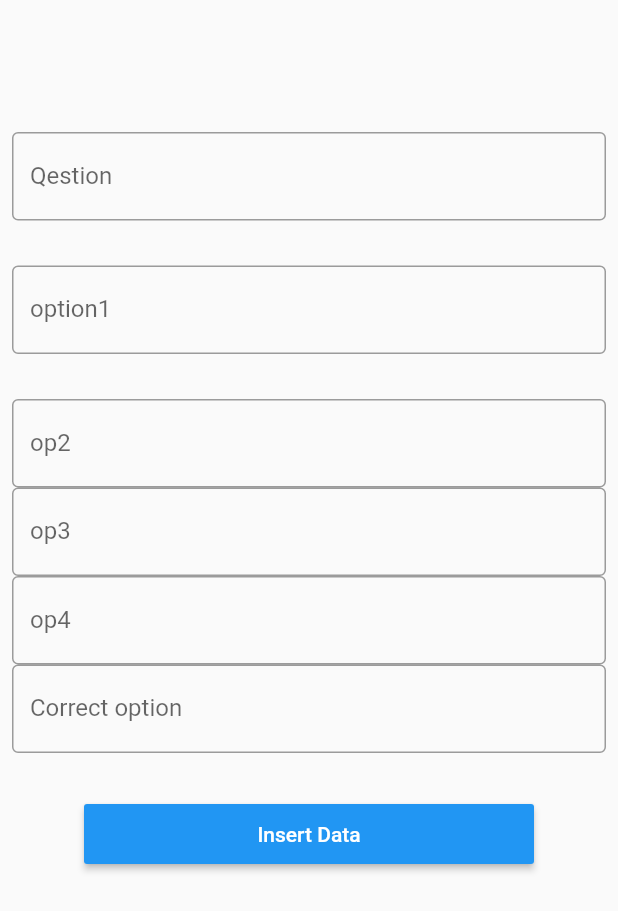
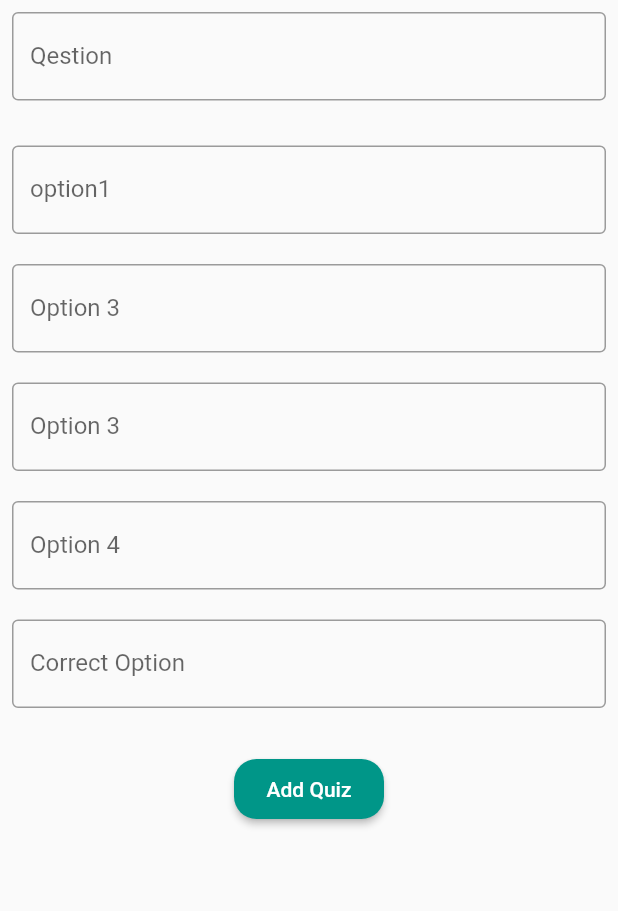
Before and after one commit to Pradeep-Dhakal/quiz-admin, a Flutter app: the AddQuizz screen opened directly, on a phone screen of 412 x 824 dp. Shown: the top 911 px of the screen. Run offline on Flutter 3.47's test engine with Material 2 defaults, Android fonts, the light colour scheme and no system bars; our stand-ins replace cloud_firestore, firebase_auth, firebase_core; accounts and stored records are empty.

Commit message:
upto date

```diff
--- a/lib/main.dart
+++ b/lib/main.dart
@@ -1,7 +1,8 @@
+// ignore_for_file: prefer_const_constructors_in_immutables, library_private_types_in_public_api, prefer_final_fields, sort_child_properties_last
+
 import 'package:firebase_auth/firebase_auth.dart';
 import 'package:firebase_core/firebase_core.dart';
 import 'package:flutter/material.dart';
-import 'package:quizadminpanel/screens/user/dashboard.dart';
 import 'package:quizadminpanel/screens/user/user_main.dart';
 import 'screens/login.dart';
 
@@ -21,7 +22,7 @@ class MyApp extends StatelessWidget {
         builder: (context, snapshot) {
           // Check for Errors
           if (snapshot.hasError) {
-            print("Something Went Wrong");
+            // print("Something Went Wrong");
           }
           if (snapshot.connectionState == ConnectionState.waiting) {
             return Center(child: CircularProgressIndicator());
--- a/lib/screens/forgot_password.dart
+++ b/lib/screens/forgot_password.dart
@@ -1,3 +1,5 @@
+// ignore_for_file: prefer_const_constructors_in_immutables, library_private_types_in_public_api, prefer_final_fields, sort_child_properties_last
+
 import 'package:firebase_auth/firebase_auth.dart';
 import 'package:flutter/material.dart';
 
--- a/lib/screens/login.dart
+++ b/lib/screens/login.dart
@@ -1,3 +1,5 @@
+// ignore_for_file: prefer_const_constructors_in_immutables, library_private_types_in_public_api, prefer_final_fields, sort_child_properties_last
+
 import 'package:firebase_auth/firebase_auth.dart';
 import 'package:flutter/material.dart';
 
--- a/lib/screens/signup.dart
+++ b/lib/screens/signup.dart
@@ -1,3 +1,5 @@
+// ignore_for_file: prefer_const_constructors_in_immutables, library_private_types_in_public_api, prefer_final_fields, sort_child_properties_last
+
 import 'package:firebase_auth/firebase_auth.dart';
 import 'package:flutter/material.dart';
 
--- a/lib/screens/user/add_quizz.dart
+++ b/lib/screens/user/add_quizz.dart
@@ -1,3 +1,5 @@
+// ignore_for_file: prefer_const_constructors_in_immutables, library_private_types_in_public_api, prefer_final_fields, sort_child_properties_last
+
 import 'package:cloud_firestore/cloud_firestore.dart';
 import 'package:flutter/material.dart';
 
@@ -16,18 +18,8 @@ class AddQuizzState extends State<AddQuizz> {
   var option4Controller = TextEditingController();
   var correctAnswewrController = TextEditingController();
   var qanswers = [];
-
-  // qoptions.insert(0,option1Controller.text);
-
-  // late DatabaseReference dbref;
   final CollectionReference quizqa =
       FirebaseFirestore.instance.collection('questions');
-
-  // @override
-  // void initState() {
-  //   super.initState();
-  //   dbref = FirebaseDatabase.instance.ref().child('questions');
-  // }
 
   @override
   Widget build(BuildContext context) {
@@ -38,12 +30,6 @@ class AddQuizzState extends State<AddQuizz> {
           padding: EdgeInsets.all(8.0),
           child: Column(
             children: [
-              const SizedBox(
-                height: 50,
-              ),
-              const SizedBox(
-                height: 30,
-              ),
               TextField(
                 controller: questionController,
                 keyboardType: TextInputType.text,
@@ -66,42 +52,51 @@ class AddQuizzState extends State<AddQuizz> {
                 ),
               ),
               const SizedBox(
-                height: 30,
+                height: 20,
               ),
               TextField(
                 controller: option2Controller,
                 keyboardType: TextInputType.text,
                 decoration: const InputDecoration(
                   border: OutlineInputBorder(),
-                  labelText: 'op2',
-                  hintText: 'Enter',
+                  labelText: 'Option 3',
+                  hintText: 'Enter Option 3',
                 ),
+              ),
+              const SizedBox(
+                height: 20,
               ),
               TextField(
                 controller: option3Controller,
                 keyboardType: TextInputType.text,
                 decoration: const InputDecoration(
                   border: OutlineInputBorder(),
-                  labelText: 'op3',
-                  hintText: 'Enter op3',
+                  labelText: 'Option 3',
+                  hintText: 'Enter option 3',
                 ),
+              ),
+              const SizedBox(
+                height: 20,
               ),
               TextField(
                 controller: option4Controller,
                 keyboardType: TextInputType.text,
                 decoration: const InputDecoration(
                   border: OutlineInputBorder(),
-                  labelText: 'op4',
-                  hintText: 'Enter',
+                  labelText: 'Option 4',
+                  hintText: 'Enter option 4',
                 ),
+              ),
+              const SizedBox(
+                height: 20,
               ),
               TextField(
                 controller: correctAnswewrController,
                 keyboardType: TextInputType.text,
                 decoration: const InputDecoration(
                   border: OutlineInputBorder(),
-                  labelText: 'Correct option',
-                  hintText: 'Enter',
+                  labelText: 'Correct Option',
+                  hintText: 'Enter corredt option',
                 ),
               ),
               const SizedBox(
@@ -109,27 +104,6 @@ class AddQuizzState extends State<AddQuizz> {
               ),
               MaterialButton(
                 onPressed: () async {
-                  // print(qanswers);
-                  // qanswers[0] = option1Controller.text;
-                  // qanswers[1] = option2Controller.text;
-                  // qanswers[2] = option3Controller.text;
-                  // qanswers[3] = option4Controller.text;
-
-                  // for (var i = 0; i < 4; i++) {
-                  //   if (i == 0) {
-                  //     qanswers[i] = option1Controller.text;
-                  //   }
-                  //   if (i == 1) {
-                  //     qanswers[i] = option2Controller.text;
-                  //   }
-                  //   if (i == 2) {
-                  //     qanswers[i] = option3Controller.text;
-                  //   }
-                  //   if (i == 3) {
-                  //     qanswers[i] = option4Controller.text;
-                  //   }
-                  // }
-
                   await quizqa.add({
                     'question': questionController.text,
                     'correctAnswer': correctAnswewrController.text,
@@ -140,15 +114,19 @@ class AddQuizzState extends State<AddQuizz> {
                       option4Controller.text
                     ],
                   });
-                  // ScaffoldMessenger.of(context).showSnackBar(const SnackBar(
-                  //     content:
-                  //         Text('You have successfully deleted a product')));
+                  ScaffoldMessenger.of(context).showSnackBar(
+                    const SnackBar(
+                      content: Text('You have successfully deleted a Quiz'),
+                    ),
+                  );
                 },
-                child: const Text('Insert Data'),
-                color: Colors.blue,
+                child: const Text('Add Quiz'),
+                color: Colors.teal,
                 textColor: Colors.white,
-                minWidth: 300,
+                minWidth: 100,
                 height: 40,
+                shape: RoundedRectangleBorder(
+                    borderRadius: BorderRadius.circular(15)),
               ),
             ],
           ),
--- a/lib/screens/user/editquizz.dart
+++ b/lib/screens/user/editquizz.dart
@@ -1,4 +1,4 @@
-import 'dart:math';
+// ignore_for_file: prefer_const_constructors_in_immutables, library_private_types_in_public_api, prefer_final_fields, sort_child_properties_last
 
 import 'package:cloud_firestore/cloud_firestore.dart';
 import 'package:flutter/material.dart';
@@ -102,8 +102,6 @@ class _QditQuizState extends State<EditQuiz> {
                 height: 50,
               ),
               TextFormField(
-                onChanged: (value) => value = widget.name,
-                initialValue: widget.name,
                 controller: correctAnswewrController,
                 keyboardType: TextInputType.text,
                 textInputAction: TextInputAction.next,
```
Also changed, not shown: lib/screens/user/change_password.dart (+10 -1 lines), lib/screens/user/dashboard.dart (+6 -3 lines), lib/screens/user/profile.dart (deleted, +0 -68 lines), lib/screens/user/user_main.dart (+6 -7 lines).
